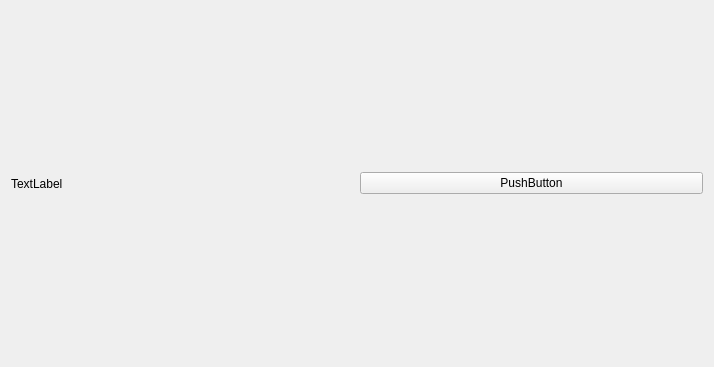
First picture: the form in examples/widget.ui, repository zxunge/FramelessWindow, before the edit.
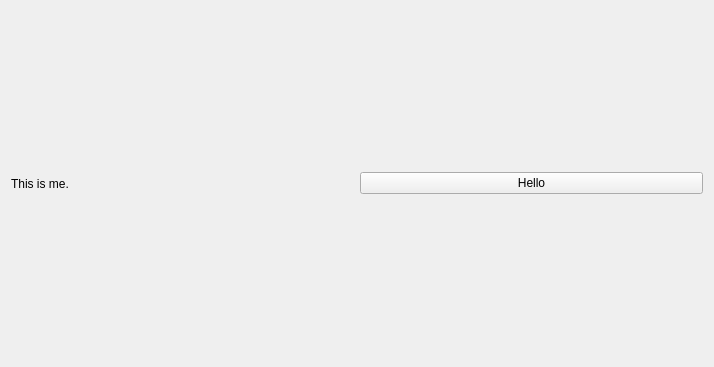
Second picture: the form after the edit.

Diff of the .ui file:
```diff
--- a/examples/widget.ui
+++ b/examples/widget.ui
@@ -17,14 +17,14 @@
    <item>
     <widget class="QLabel" name="label">
      <property name="text">
-      <string>TextLabel</string>
+      <string>This is me.</string>
      </property>
     </widget>
    </item>
    <item>
     <widget class="QPushButton" name="pushButton">
      <property name="text">
-      <string>PushButton</string>
+      <string>Hello</string>
      </property>
     </widget>
    </item>
```
